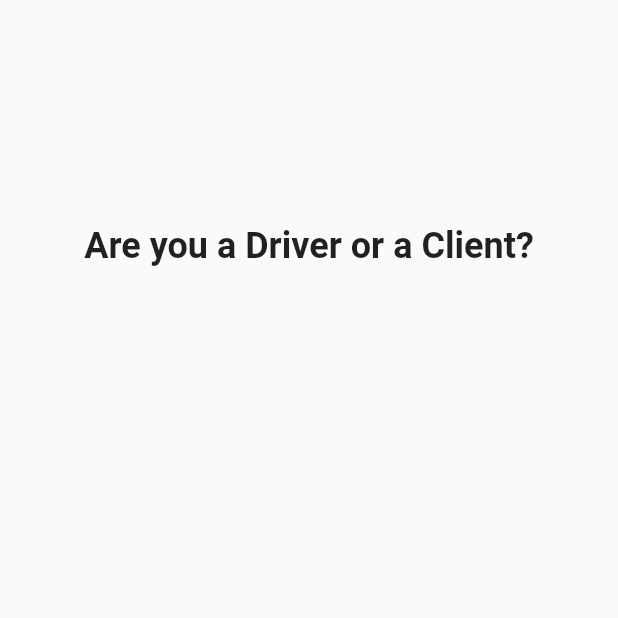
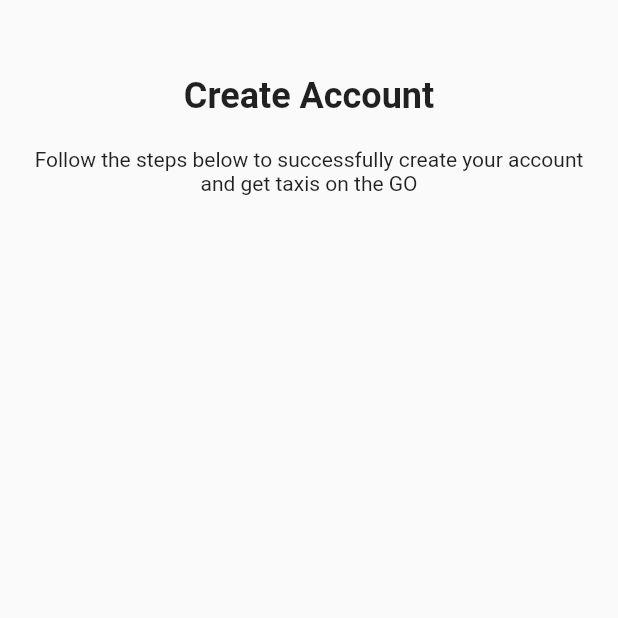
Before and after one commit to Briankurtish/KlandoApp, a Flutter app: the CreateAccountPage screen opened directly, on a phone screen of 412 x 824 dp, the top half of it. Run offline on Flutter 3.47's test engine with Material 2 defaults, Android fonts, the phone set to English and light mode, and no system bars.

Commit message:
added the create account text

```diff
--- a/klando_app/lib/screens/create_account_page.dart
+++ b/klando_app/lib/screens/create_account_page.dart
@@ -14,13 +14,25 @@ class _CreateAccountPageState extends State<CreateAccountPage> {
       body: Column(
         children: [
           const Padding(
-            padding: EdgeInsets.only(top: 150),
+            padding: EdgeInsets.only(top: 50),
             child: Center(
               child: Text(
-                "Are you a Driver or a Client?",
+                "Create Account",
                 style: TextStyle(fontSize: 24, fontWeight: FontWeight.bold),
               ),
             ),
+          ),
+          const Center(
+            child: Padding(
+              padding: EdgeInsets.all(20.0),
+              child: Text(
+                "Follow the steps below to successfully create your account and get taxis on the GO",
+                textAlign: TextAlign.center,
+              ),
+            ),
+          ),
+          Column(
+            children: const [],
           ),
         ],
       ),
```
